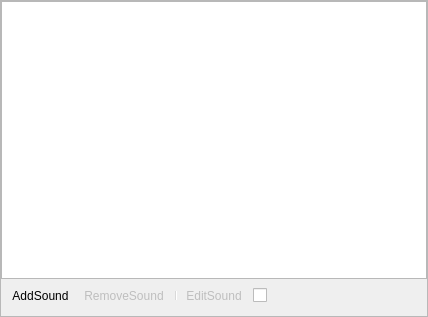
Old version of the form src/forms/Soundboard.ui in the repository constantinchik/obs-soundboard.
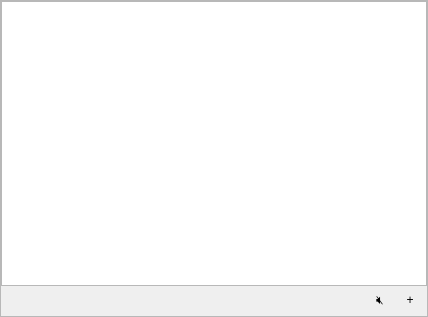
New version of the form. Icons and pictures are not drawn. Custom widgets are drawn as their Qt base class.

Commit message:
Redesign soundboard dock UI with icon tiles
- Draw sounds as icon-centric tiles: leading emoji large, name below
  (wrapped to two lines, elided). The playing tile is outlined and fills
  with playback progress.
- Merge the bottom area into one row: media controls, a headphone toggle
  for hearing sounds yourself, and an add button. Remove/edit/duplicate
  stay in the right-click menu.
- Show times as m:ss, add tile tooltips and an empty-board hint.

The edit to the form file:
```diff
--- a/src/forms/Soundboard.ui
+++ b/src/forms/Soundboard.ui
@@ -69,74 +69,80 @@
       <item>
        <layout class="QHBoxLayout" name="toolbarLayout">
         <property name="spacing">
-         <number>0</number>
+         <number>4</number>
         </property>
+        <property name="leftMargin">
+         <number>4</number>
+        </property>
+        <property name="rightMargin">
+         <number>4</number>
+        </property>
         <item>
-         <widget class="QToolBar" name="toolbar">
-          <property name="styleSheet">
-           <string notr="true">QToolBar { background: transparent; }</string>
-          </property>
-          <property name="movable">
-           <bool>false</bool>
-          </property>
-          <property name="iconSize">
-           <size>
-            <width>16</width>
-            <height>16</height>
-           </size>
-          </property>
-          <property name="floatable">
-           <bool>false</bool>
-          </property>
-          <addaction name="actionAdd"/>
-          <addaction name="actionRemove"/>
-          <addaction name="separator"/>
-          <addaction name="actionEdit"/>
-         </widget>
-        </item>
-        <item>
-         <widget class="QCheckBox" name="systemAudioCheckbox">
+         <widget class="MediaControls" name="mediaControls" native="true">
           <property name="sizePolicy">
-           <sizepolicy hsizetype="Fixed" vsizetype="Fixed">
-            <horstretch>0</horstretch>
+           <sizepolicy hsizetype="Expanding" vsizetype="Preferred">
+            <horstretch>1</horstretch>
             <verstretch>0</verstretch>
            </sizepolicy>
           </property>
+         </widget>
+        </item>
+        <item>
+         <widget class="QToolButton" name="monitorButton">
           <property name="minimumSize">
            <size>
-            <width>22</width>
-            <height>22</height>
+            <width>26</width>
+            <height>24</height>
            </size>
           </property>
           <property name="toolTip">
            <string>SystemAudioOff</string>
           </property>
           <property name="text">
-           <string/>
+           <string notr="true">🔇</string>
+          </property>
+          <property name="checkable">
+           <bool>true</bool>
+          </property>
+          <property name="autoRaise">
+           <bool>true</bool>
+          </property>
+         </widget>
+        </item>
+        <item>
+         <widget class="QToolButton" name="addButton">
+          <property name="minimumSize">
+           <size>
+            <width>26</width>
+            <height>24</height>
+           </size>
+          </property>
+          <property name="toolTip">
+           <string>AddSound</string>
+          </property>
+          <property name="text">
+           <string notr="true">+</string>
+          </property>
+          <property name="icon">
+           <iconset>
+            <normaloff>:/res/images/plus.svg</normaloff>:/res/images/plus.svg</iconset>
+          </property>
+          <property name="iconSize">
+           <size>
+            <width>16</width>
+            <height>16</height>
+           </size>
+          </property>
+          <property name="autoRaise">
+           <bool>true</bool>
           </property>
           <property name="class" stdset="0">
            <string>indicator-mute</string>
           </property>
          </widget>
         </item>
-        <item>
-         <spacer name="toolbarSpacer">
-          <property name="orientation">
-           <enum>Qt::Horizontal</enum>
-          </property>
-          <property name="sizeHint" stdset="0">
-           <size>
-            <width>0</width>
-            <height>0</height>
-           </size>
-          </property>
-         </spacer>
-        </item>
        </layout>
       </item>
-      <item>
-       <widget class="MediaControls" name="mediaControls" native="true"/>
-      </item>
      </layout>
     </widget>
    </item>
```
Left out of the diff: 4 changed lines with no effect on the pictures. The commit also changes 10 other files.
